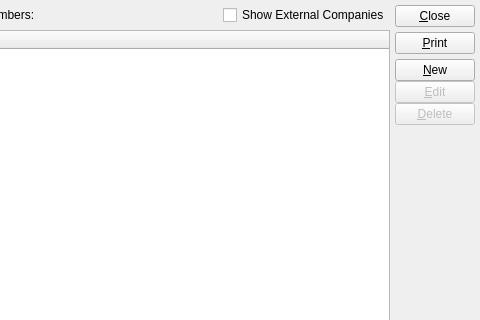
Before: the Qt Designer form xtuple/trunk/guiclient/accountNumbers.ui in WooodHead/xtuple, drawn with Qt 5; both pictures show x 91 to 571 and y 0 to 320 of the 571 by 451 pixel window.
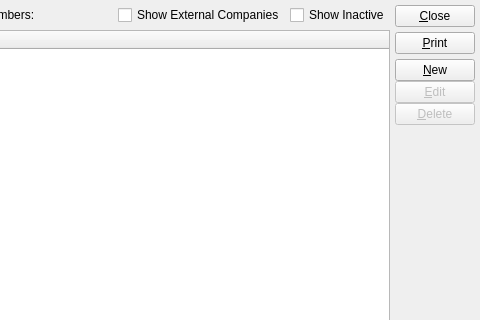
After: the same form once the commit is applied. Custom widgets are drawn as their Qt base class.

Commit message: Issue #13342. Make accounts able to be marked inactive.

```diff
--- a/xtuple/trunk/guiclient/accountNumbers.ui
+++ b/xtuple/trunk/guiclient/accountNumbers.ui
@@ -55,6 +55,13 @@
           </property>
          </widget>
         </item>
+       <item>
+        <widget class="XCheckBox" name="_showInactive">
+         <property name="text">
+          <string>Show Inactive</string>
+         </property>
+        </widget>
+       </item>
        </layout>
       </item>
       <item>
@@ -142,7 +149,7 @@
     </item>
    </layout>
  </widget>
- <layoutdefault spacing="5" margin="5" />
+ <layoutdefault spacing="5" margin="5"/>
  <pixmapfunction>qPixmapFromMimeSource</pixmapfunction>
  <customwidgets>
   <customwidget>
```
Left out of the diff: 93 changed lines with no effect on the pictures. Lines whose indentation alone changed are shown as unchanged. The commit also changes 5 other files.
